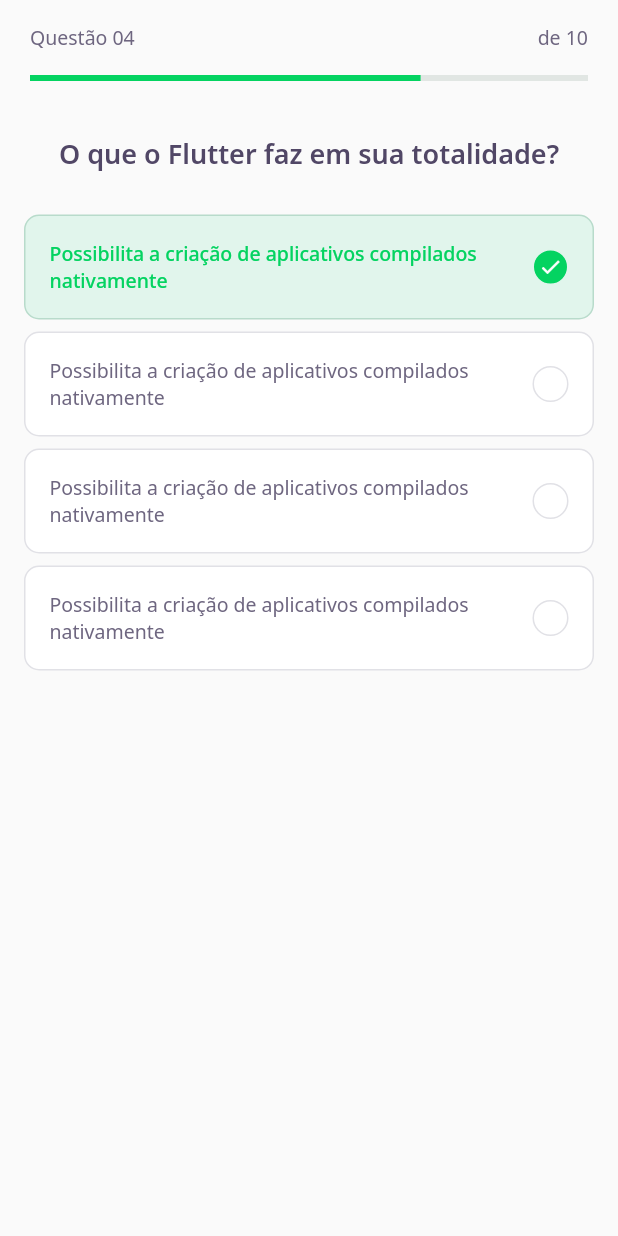
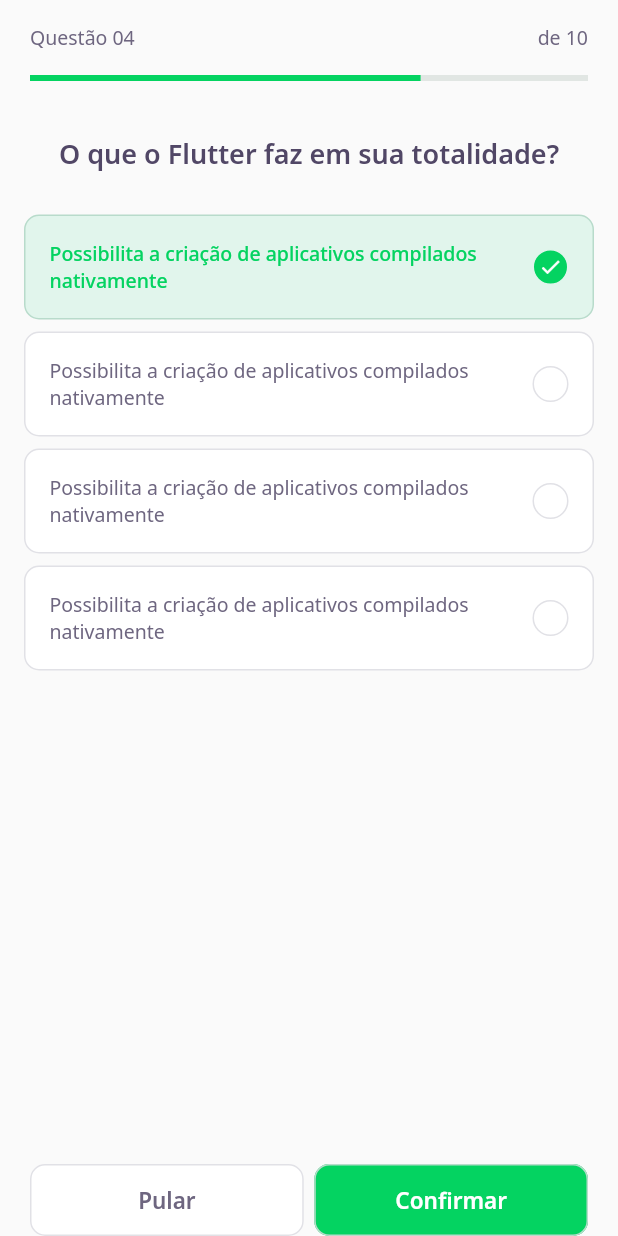
Before and after one commit to Alexz96/dev_quiz, a Flutter app: the ChallengePage screen opened directly, on a phone screen of 412 x 824 dp. Run offline on Flutter 3.47's test engine with Material 2 defaults, Android fonts, the phone set to English and light mode, and no system bars; our stand-ins replace google_fonts; accounts and stored records are empty.

Commit message:
Criação do botão Next
Criado (incompleto) o botão Next para que ao responder um quiz ele execute uma determinada ação. Ajustado o Widget que está sendo executado ao abrir o App e criado a configuração do VSCode para build.

```diff
--- a/lib/challenge/challenge_page.dart
+++ b/lib/challenge/challenge_page.dart
@@ -1,3 +1,4 @@
+import 'package:dev_quiz/challenge/widgets/next_button/next_button_widget.dart';
 import 'package:dev_quiz/challenge/widgets/question_indicator/question_indicator_widget.dart';
 import 'package:dev_quiz/challenge/widgets/quiz/quiz_widget.dart';
 import 'package:flutter/material.dart';
@@ -23,6 +24,30 @@ class _ChallengePageState extends State<ChallengePage> {
       body: QuizWidget(
         title: "O que o Flutter faz em sua totalidade?",
       ),
+      bottomNavigationBar: SafeArea(
+        bottom: true,
+        child: Padding(
+          padding: const EdgeInsets.symmetric(horizontal: 20),
+          child: Row(
+            mainAxisAlignment: MainAxisAlignment.spaceAround,
+            children: [
+              Expanded(
+                  child: NextButtonWidget.white(
+                label: "Pular",
+                onTap: () {},
+              )),
+              SizedBox(
+                width: 7,
+              ),
+              Expanded(
+                  child: NextButtonWidget.green(
+                label: "Confirmar",
+                onTap: () {},
+              ))
+            ],
+          ),
+        ),
+      ),
     );
   }
 }
--- /dev/null
+++ b/lib/challenge/widgets/next_button/next_button_widget.dart
@@ -0,0 +1,58 @@
+import 'package:flutter/material.dart';
+import 'package:google_fonts/google_fonts.dart';
+
+import 'package:dev_quiz/core/app_colors.dart';
+
+class NextButtonWidget extends StatelessWidget {
+  final String? label;
+  final Color backgroundColor;
+  final Color fontColor;
+  final Color borderColor;
+  final VoidCallback onTap;
+
+  const NextButtonWidget({
+    Key? key,
+    this.label,
+    required this.backgroundColor,
+    required this.fontColor,
+    required this.borderColor,
+    required this.onTap,
+  }) : super(key: key);
+
+  NextButtonWidget.green({required String label, required VoidCallback onTap})
+      : this.backgroundColor = AppColors.darkGreen,
+        this.fontColor = AppColors.white,
+        this.borderColor = AppColors.green,
+        this.onTap = onTap,
+        this.label = label;
+
+  NextButtonWidget.white({required String label, required VoidCallback onTap})
+      : this.backgroundColor = AppColors.white,
+        this.fontColor = AppColors.grey,
+        this.borderColor = AppColors.border,
+        this.onTap = onTap,
+        this.label = label;
+
+  @override
+  Widget build(BuildContext context) {
+    return Container(
+        height: 48,
+        child: TextButton(
+          style: ButtonStyle(
+              backgroundColor: MaterialStateProperty.all(
+                backgroundColor,
+              ),
+              shape: MaterialStateProperty.all(RoundedRectangleBorder(
+                  borderRadius: BorderRadius.circular(10))),
+              side: MaterialStateProperty.all(BorderSide(
+                color: borderColor,
+              ))),
+          onPressed: onTap,
+          child: Text(
+            label!,
+            style: GoogleFonts.notoSans(
+                fontWeight: FontWeight.w600, fontSize: 15, color: fontColor),
+          ),
+        ));
+  }
+}
--- a/lib/core/app_widget.dart
+++ b/lib/core/app_widget.dart
@@ -7,7 +7,7 @@ class AppWidget extends StatelessWidget {
   Widget build(BuildContext context) {
     return MaterialApp(
       title: "DevQuiz",
-      home: HomePage(),
+      home: ChallengePage(),
     );
   }
 }
```
